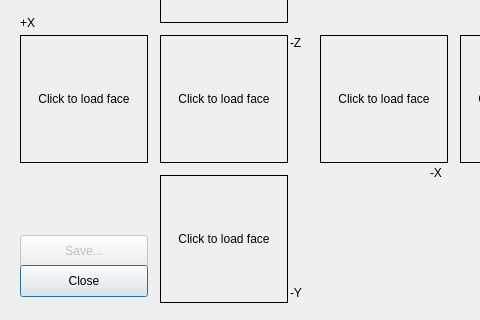
xaoctech/dava.engine, file Tools/ResourceEditor/DataQt/CubemapEditorDialog.ui: the form before one commit; both pictures show x 0 to 480 and y 125 to 445 of the 605 by 445 pixel window.
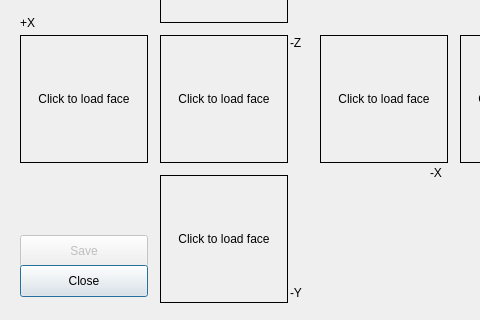
The form after the commit. Custom widgets are drawn as their Qt base class.

Diff of the .ui file:
```diff
--- a/Tools/ResourceEditor/DataQt/CubemapEditorDialog.ui
+++ b/Tools/ResourceEditor/DataQt/CubemapEditorDialog.ui
@@ -227,7 +227,7 @@
     <string>Save current texture</string>
    </property>
    <property name="text">
-    <string>Save...</string>
+    <string>Save</string>
    </property>
   </widget>
   <widget class="QPushButton" name="buttonClose">
```
